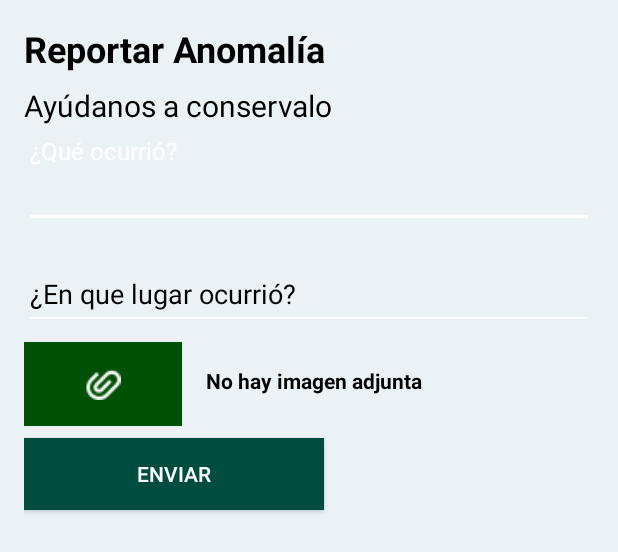
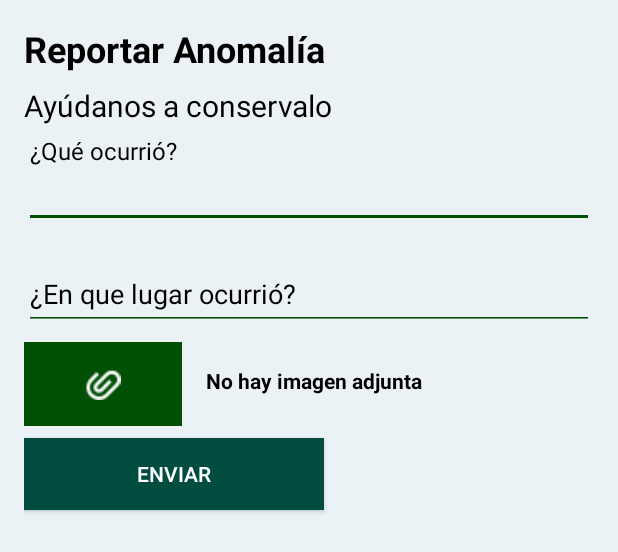
Before and after one commit to AlejandroTrejoCode/BotaniQR, an Android app: the layout fragment_report.xml on its own in the app's theme, with its tools: preview values and no code run, on a phone screen of 412 x 824 dp. Shown: the top 552 px of the screen. Run offline under Robolectric (Android 15) with nearby library versions, the phone set to English and light mode, and no system bars.

Commit message:
EditText Corregidos de Color.

```diff
--- a/app/src/main/res/values/styles.xml
+++ b/app/src/main/res/values/styles.xml
@@ -14,12 +14,12 @@
     </style>
 
     <style name="AppTheme.FloatingLabelReport" parent="@android:style/TextAppearance">
-        <item name="android:textColor">@color/white</item>
+        <item name="android:textColor">@color/black</item>
     </style>
 
     <style name="EditTextReports" parent="AppTheme">
-        <item name="colorControlNormal">@color/white</item>
-        <item name="colorControlActivated">@color/white</item>
+        <item name="colorControlNormal">@color/darkGreen</item>
+        <item name="colorControlActivated">@color/darkGreen</item>
     </style>
 
 </resources>
```
